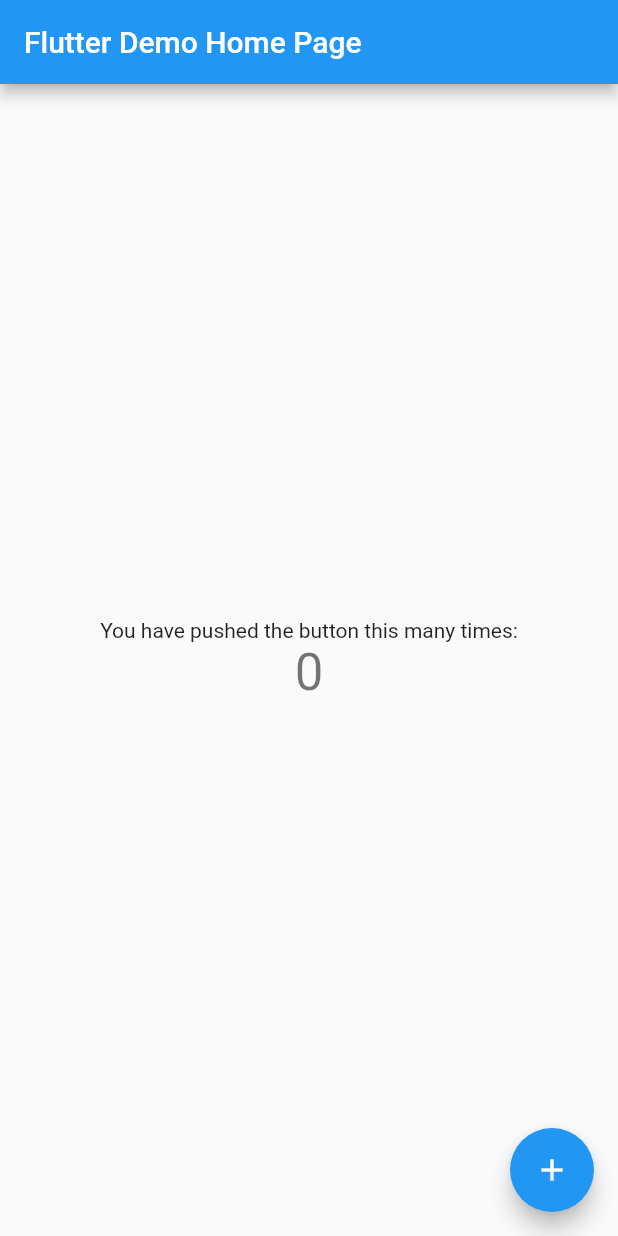
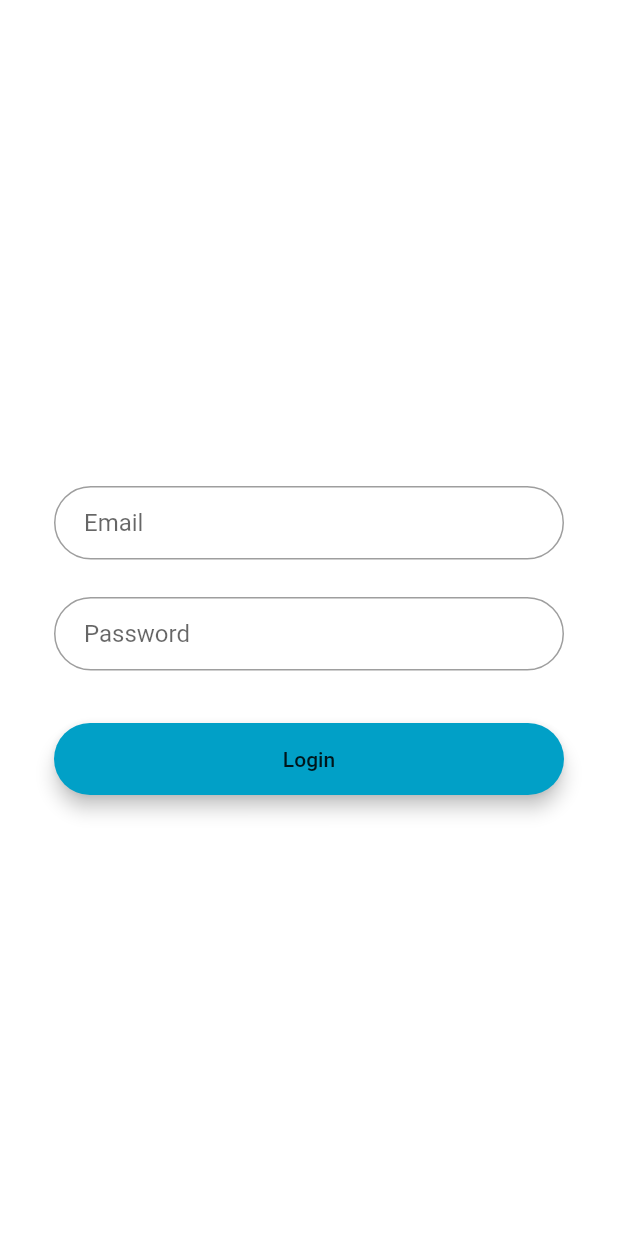
Before and after one commit to Tushar49/HAMS, a Flutter app: the screen it shows after launch, on a phone screen of 412 x 824 dp. Run offline on Flutter 3.47's test engine with Material 2 defaults, Android fonts, the phone set to English and light mode, and no system bars; missing offline and left inert: ftpclient, ftpconnect.

Commit message:
Login feature

```diff
--- a/flutter_application_1/lib/main.dart
+++ b/flutter_application_1/lib/main.dart
@@ -1,115 +1,22 @@
+import 'package:flutter_application_1/pages/home.page.dart';
+import 'package:flutter_application_1/pages/login.page.dart';
+import 'package:flutter_application_1/services/auth.service.dart';
 import 'package:flutter/material.dart';
 
-void main() {
-  runApp(const MyApp());
+AuthService appAuth = new AuthService();
+
+void main() async {
+  // Set default home.
+  Widget _defaultHome = new LoginPage();
+
+  // Run app!
+  runApp(new MaterialApp(
+    title: 'App',
+    home: _defaultHome,
+    routes: <String, WidgetBuilder>{
+      // Set routes for using the Navigator.
+      '/home': (BuildContext context) => new HomePage(),
+      '/login': (BuildContext context) => new LoginPage()
+    },
+  ));
 }
-
-class MyApp extends StatelessWidget {
-  const MyApp({Key? key}) : super(key: key);
-
-  // This widget is the root of your application.
-  @override
-  Widget build(BuildContext context) {
-    return MaterialApp(
-      title: 'Flutter Demo',
-      theme: ThemeData(
-        // This is the theme of your application.
-        //
-        // Try running your application with "flutter run". You'll see the
-        // application has a blue toolbar. Then, without quitting the app, try
-        // changing the primarySwatch below to Colors.green and then invoke
-        // "hot reload" (press "r" in the console where you ran "flutter run",
-        // or simply save your changes to "hot reload" in a Flutter IDE).
-        // Notice that the counter didn't reset back to zero; the application
-        // is not restarted.
-        primarySwatch: Colors.blue,
-      ),
-      home: const MyHomePage(title: 'Flutter Demo Home Page'),
-    );
-  }
-}
-
-class MyHomePage extends StatefulWidget {
-  const MyHomePage({Key? key, required this.title}) : super(key: key);
-
-  // This widget is the home page of your application. It is stateful, meaning
-  // that it has a State object (defined below) that contains fields that affect
-  // how it looks.
-
-  // This class is the configuration for the state. It holds the values (in this
-  // case the title) provided by the parent (in this case the App widget) and
-  // used by the build method of the State. Fields in a Widget subclass are
-  // always marked "final".
-
-  final String title;
-
-  @override
-  State<MyHomePage> createState() => _MyHomePageState();
-}
-
-class _MyHomePageState extends State<MyHomePage> {
-  int _counter = 0;
-
-  void _incrementCounter() {
-    setState(() {
-      // This call to setState tells the Flutter framework that something has
-      // changed in this State, which causes it to rerun the build method below
-      // so that the display can reflect the updated values. If we changed
-      // _counter without calling setState(), then the build method would not be
-      // called again, and so nothing would appear to happen.
-      _counter++;
-    });
-  }
-
-  @override
-  Widget build(BuildContext context) {
-    // This method is rerun every time setState is called, for instance as done
-    // by the _incrementCounter method above.
-    //
-    // The Flutter framework has been optimized to make rerunning build methods
-    // fast, so that you can just rebuild anything that needs updating rather
-    // than having to individually change instances of widgets.
-    return Scaffold(
-      appBar: AppBar(
-        // Here we take the value from the MyHomePage object that was created by
-        // the App.build method, and use it to set our appbar title.
-        title: Text(widget.title),
-      ),
-      body: Center(
-        // Center is a layout widget. It takes a single child and positions it
-        // in the middle of the parent.
-        child: Column(
-          // Column is also a layout widget. It takes a list of children and
-          // arranges them vertically. By default, it sizes itself to fit its
-          // children horizontally, and tries to be as tall as its parent.
-          //
-          // Invoke "debug painting" (press "p" in the console, choose the
-          // "Toggle Debug Paint" action from the Flutter Inspector in Android
-          // Studio, or the "Toggle Debug Paint" command in Visual Studio Code)
-          // to see the wireframe for each widget.
-          //
-          // Column has various properties to control how it sizes itself and
-          // how it positions its children. Here we use mainAxisAlignment to
-          // center the children vertically; the main axis here is the vertical
-          // axis because Columns are vertical (the cross axis would be
-          // horizontal).
-          mainAxisAlignment: MainAxisAlignment.center,
-          children: <Widget>[
-            const Text(
-              'You have pushed the button this many times:',
-            ),
-            Text(
-              '$_counter',
-              style: Theme.of(context).textTheme.headline4,
-            ),
-          ],
-        ),
-      ),
-      floatingActionButton: FloatingActionButton(
-        onPressed: _incrementCounter,
-        tooltip: 'Increment',
-        child: const Icon(Icons.add),
-      ), // This trailing comma makes auto-formatting nicer for build methods.
-    );
-  }
-}
--- /dev/null
+++ b/flutter_application_1/lib/pages/login.page.dart
@@ -0,0 +1,90 @@
+import 'package:flutter_application_1/main.dart';
+import 'package:flutter/material.dart';
+
+class LoginPage extends StatefulWidget {
+  @override
+  State<StatefulWidget> createState() => new _LoginPageState();
+}
+
+class _LoginPageState extends State<LoginPage> {
+TextEditingController emailController = new TextEditingController();
+TextEditingController passwordController = new TextEditingController();
+
+
+@override
+Widget build(BuildContext context) {
+    final emailField = TextField(
+      controller: emailController,
+      obscureText: false,
+      decoration: InputDecoration(
+          contentPadding: EdgeInsets.fromLTRB(20.0, 15.0, 20.0, 15.0),
+          hintText: "Email",
+          border:
+              OutlineInputBorder(borderRadius: BorderRadius.circular(32.0))),
+    );
+
+    final passwordField = TextField(
+      controller: passwordController,
+      obscureText: true,
+      decoration: InputDecoration(
+          contentPadding: EdgeInsets.fromLTRB(20.0, 15.0, 20.0, 15.0),
+          hintText: "Password",
+          border:
+              OutlineInputBorder(borderRadius: BorderRadius.circular(32.0))),
+    );
+
+    final loginButon = Material(
+      elevation: 5.0,
+      borderRadius: BorderRadius.circular(30.0),
+      color: Color(0xff01A0C7),
+      child: MaterialButton(
+        minWidth: MediaQuery.of(context).size.width,
+        padding: EdgeInsets.fromLTRB(20.0, 15.0, 20.0, 15.0),
+        onPressed: () {
+            appAuth.login(emailController.text, passwordController.text).then((result) {
+              if (result) {
+                Navigator.of(context).pushReplacementNamed('/home');
+              }
+            });
+          },
+        child: Text("Login",
+            textAlign: TextAlign.center,),
+      ),
+    );
+
+   return Scaffold(
+      body: Center(
+        child: Container(
+          color: Colors.white,
+          child: Padding(
+            padding: const EdgeInsets.all(36.0),
+            child: Column(
+              crossAxisAlignment: CrossAxisAlignment.center,
+              mainAxisAlignment: MainAxisAlignment.center,
+              children: <Widget>[
+                // SizedBox(
+                //   height: 155.0,
+                //   child: Image.asset(
+                //     "assets/logo.png",
+                //     fit: BoxFit.contain,
+                //   ),
+                // ),
+                SizedBox(height: 45.0),
+                emailField,
+                SizedBox(height: 25.0),
+                passwordField,
+                SizedBox(
+                  height: 35.0,
+                ),
+                loginButon,
+                SizedBox(
+                  height: 15.0,
+                ),
+              ],
+            ),
+          ),
+        ),
+      ),
+    );
+  }
+}
--- /dev/null
+++ b/flutter_application_1/lib/services/auth.service.dart
@@ -0,0 +1,47 @@
+import 'dart:async';
+import 'dart:convert';
+import 'dart:math';
+
+import 'package:flutter/material.dart';
+import 'package:http/http.dart' as http;
+
+class AuthService {
+  // Login
+  Future<bool> login(String email, String password)async {
+    String url = 'https://hamsid.000webhostapp.com/login.php';
+    print(url);
+
+
+    print(email);
+    print(password);
+
+    http.Response response;
+     Map data = {
+      'username': email,
+      'password': password
+    };
+
+    try {
+      response = await http.post(Uri.parse(url), body:data,);
+      print(response.body);
+      if (response.statusCode != 200) {
+        return Future.value(false);
+    }
+    } catch (e) {
+      print(e);
+    }
+
+    return Future.value(true);
+  }
+
+
+  // Logout
+  Future<void> logout() async {
+    // Simulate a future for response after 1 second.
+    return await new Future<void>.delayed(
+      new Duration(
+        seconds: 1
+      )
+    );
+  }
+}
```
Also changed, not shown: flutter_application_1/lib/pages/home.page.dart (added, +32 -0 lines).
